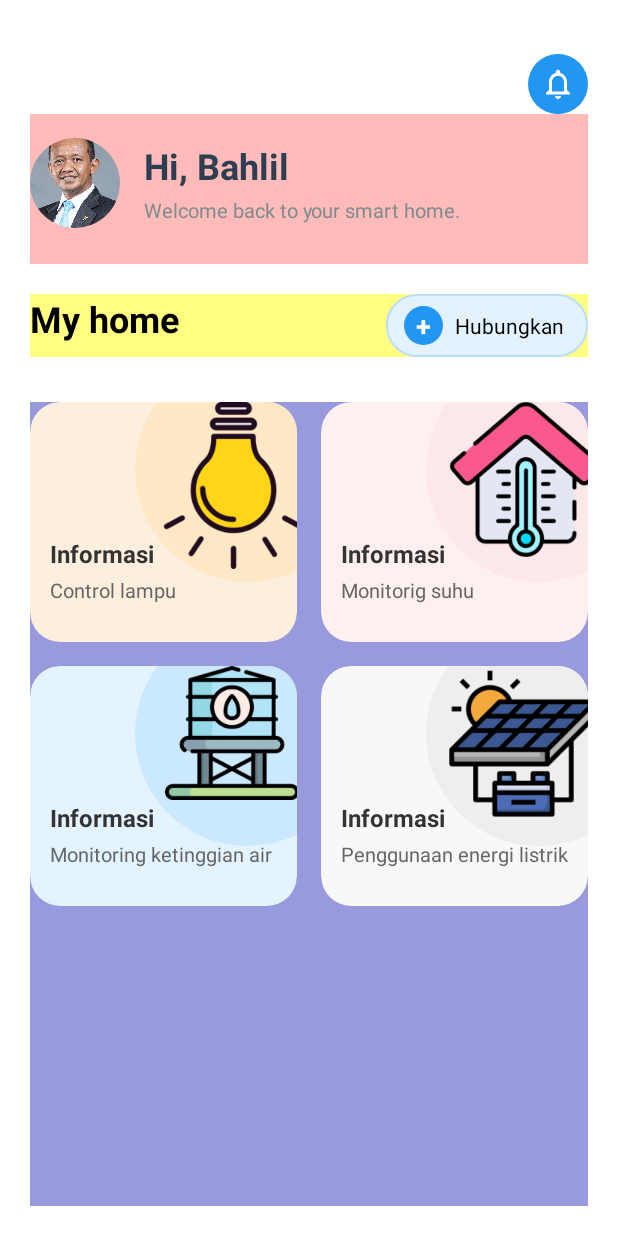
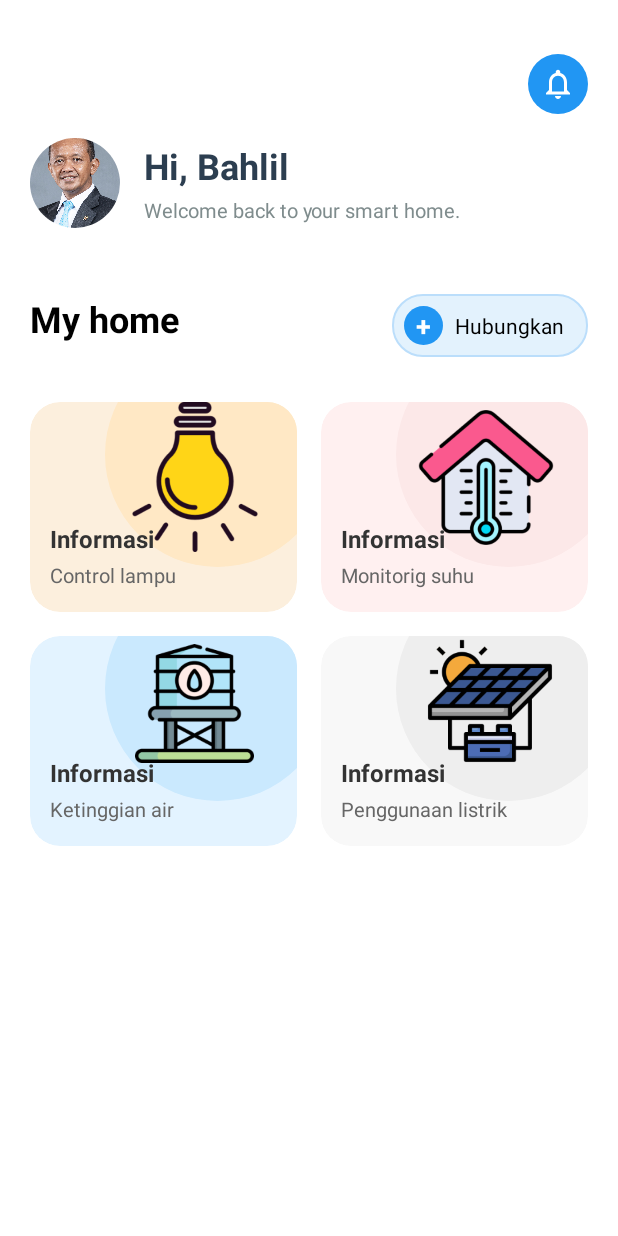
Before and after one commit to nuhgroh2004/smartHome, an Android app: the screen it shows after launch (HomeActivity), on a phone screen of 412 x 824 dp. Run offline under Robolectric (Android 15) with nearby library versions, the phone set to English and light mode, and no system bars; our stand-ins replace CircleImageView.

Commit message:
activity_home [fix ui]

```diff
--- a/app/src/main/res/layout/activity_home.xml
+++ b/app/src/main/res/layout/activity_home.xml
@@ -32,7 +32,6 @@
             android:layout_height="wrap_content"
             android:orientation="horizontal"
             android:gravity="center_vertical"
-            android:background="#FFBABA"
             android:paddingTop="16dp"
             android:paddingBottom="24dp">
 
@@ -76,7 +75,6 @@
             android:layout_width="match_parent"
             android:layout_marginTop="20dp"
             android:layout_marginBottom="30dp"
-            android:background="#FFFE81"
             android:layout_height="wrap_content">
 
             <!-- Teks "My home" di sebelah kiri -->
@@ -97,7 +95,7 @@
                 android:orientation="horizontal"
                 android:background="@drawable/home_button_background"
                 android:gravity="center_vertical"
-                android:paddingStart="12dp"
+                android:paddingStart="8dp"
                 android:paddingEnd="16dp"
                 android:paddingTop="8dp"
                 android:paddingBottom="8dp"
@@ -133,7 +131,6 @@
             android:layout_width="match_parent"
             android:layout_height="0dp"
             android:layout_weight="1"
-            android:background="#9999DD"
             android:orientation="vertical">
 
             <!-- Baris pertama -->
@@ -146,7 +143,7 @@
                 <!-- Card 1: Informasi Lampu -->
                 <FrameLayout
                     android:layout_width="0dp"
-                    android:layout_height="160dp"
+                    android:layout_height="140dp"
                     android:layout_weight="1"
                     android:background="@drawable/home_card_background_lampu"
                     android:layout_marginEnd="8dp"
@@ -158,15 +155,15 @@
                     <View
                         android:layout_width="150dp"
                         android:layout_height="150dp"
-                        android:layout_marginTop="-30dp"
-                        android:layout_marginLeft="70dp"
+                        android:layout_marginTop="-40dp"
+                        android:layout_marginLeft="50dp"
                         android:background="@drawable/home_circle_background_lampu" />
 
                     <ImageView
-                        android:layout_width="111dp"
-                        android:layout_height="111dp"
+                        android:layout_width="100dp"
+                        android:layout_height="100dp"
                         android:layout_marginBottom="16dp"
-                        android:layout_marginLeft="80dp"
+                        android:layout_marginLeft="60dp"
                         android:background="@drawable/lampu_img"
                         android:contentDescription="Ikon lampu" />
 
@@ -187,7 +184,7 @@
                             android:textColor="#333333"
                             android:textSize="16sp"
                             android:textStyle="bold"
-                            android:layout_marginTop="90dp"
+                            android:layout_marginTop="80dp"
                             android:layout_marginBottom="4dp" />
 
                         <!-- Deskripsi -->
@@ -204,7 +201,7 @@
                 <!-- Card 2: Informasi Temperatur -->
                 <FrameLayout
                     android:layout_width="0dp"
-                    android:layout_height="160dp"
+                    android:layout_height="140dp"
                     android:layout_weight="1"
                     android:background="@drawable/home_card_background_suhu"
                     android:layout_marginStart="8dp"
@@ -216,14 +213,15 @@
                     <View
                         android:layout_width="150dp"
                         android:layout_height="150dp"
-                        android:layout_marginTop="-30dp"
-                        android:layout_marginLeft="70dp"
+                        android:layout_marginTop="-40dp"
+                        android:layout_marginLeft="50dp"
                         android:background="@drawable/home_circle_background_suhu" />
 
                     <ImageView
-                        android:layout_width="113dp"
-                        android:layout_height="103dp"
-                        android:layout_marginLeft="80dp"
+                        android:layout_width="100dp"
+                        android:layout_height="90dp"
+                        android:layout_marginLeft="60dp"
+                        android:layout_marginTop="5dp"
                         android:layout_marginBottom="16dp"
                         android:background="@drawable/rumha_img"
                         android:contentDescription="Ikon temperatur rumah" />
@@ -245,7 +243,7 @@
                             android:textColor="#333333"
                             android:textSize="16sp"
                             android:textStyle="bold"
-                            android:layout_marginTop="90dp"
+                            android:layout_marginTop="80dp"
                             android:layout_marginBottom="4dp" />
 
                         <!-- Deskripsi -->
@@ -269,7 +267,7 @@
                 <!-- Card 3: Informasi Air Tandon -->
                 <FrameLayout
                     android:layout_width="0dp"
-                    android:layout_height="160dp"
+                    android:layout_height="140dp"
                     android:layout_weight="1"
                     android:background="@drawable/home_card_background_tandon_air"
                     android:layout_marginEnd="8dp"
@@ -281,14 +279,15 @@
                     <View
                         android:layout_width="150dp"
                         android:layout_height="150dp"
-                        android:layout_marginTop="-30dp"
-                        android:layout_marginLeft="70dp"
+                        android:layout_marginTop="-40dp"
+                        android:layout_marginLeft="50dp"
                         android:background="@drawable/home_circle_background_tandon_air" />
 
                     <ImageView
-                        android:layout_width="89dp"
-                        android:layout_height="89dp"
-                        android:layout_marginLeft="90dp"
+                        android:layout_width="79dp"
+                        android:layout_height="79dp"
+                        android:layout_marginLeft="70dp"
+                        android:layout_marginTop="5dp"
                         android:layout_marginBottom="16dp"
                         android:background="@drawable/toren_img"
                         android:contentDescription="Ikon tandon air" />
@@ -308,14 +307,14 @@
                             android:textColor="#333333"
                             android:textSize="16sp"
                             android:textStyle="bold"
-                            android:layout_marginTop="90dp"
+                            android:layout_marginTop="80dp"
                             android:layout_marginBottom="4dp" />
 
                         <!-- Deskripsi -->
                         <TextView
                             android:layout_width="wrap_content"
                             android:layout_height="wrap_content"
-                            android:text="Monitoring ketinggian air"
+                            android:text="Ketinggian air"
                             android:textColor="#666666"
                             android:textSize="13sp"
                             android:lineSpacingExtra="2dp" />
@@ -325,7 +324,7 @@
                 <!-- Card 4: Informasi Solar Panel -->
                 <FrameLayout
                     android:layout_width="0dp"
-                    android:layout_height="160dp"
+                    android:layout_height="140dp"
                     android:layout_weight="1"
                     android:background="@drawable/home_card_background_panel_surya"
                     android:layout_marginStart="8dp"
@@ -337,15 +336,15 @@
                     <View
                         android:layout_width="150dp"
                         android:layout_height="150dp"
-                        android:layout_marginTop="-30dp"
-                        android:layout_marginLeft="70dp"
+                        android:layout_marginTop="-40dp"
+                        android:layout_marginLeft="50dp"
                         android:background="@drawable/home_circle_background_panel_surya" />
 
 
                     <ImageView
-                        android:layout_width="102dp"
-                        android:layout_height="102dp"
-                        android:layout_marginLeft="84dp"
+                        android:layout_width="85dp"
+                        android:layout_height="85dp"
+                        android:layout_marginLeft="70dp"
                         android:layout_marginBottom="16dp"
                         android:background="@drawable/panel_surya_img"
                         android:contentDescription="Ikon solar panel" />
@@ -365,14 +364,14 @@
                             android:textColor="#333333"
                             android:textSize="16sp"
                             android:textStyle="bold"
-                            android:layout_marginTop="90dp"
+                            android:layout_marginTop="80dp"
                             android:layout_marginBottom="4dp" />
 
                         <!-- Deskripsi -->
                         <TextView
                             android:layout_width="wrap_content"
                             android:layout_height="wrap_content"
-                            android:text="Penggunaan energi listrik"
+                            android:text="Penggunaan listrik"
                             android:textColor="#666666"
                             android:textSize="13sp"
                             android:lineSpacingExtra="2dp" />
```
